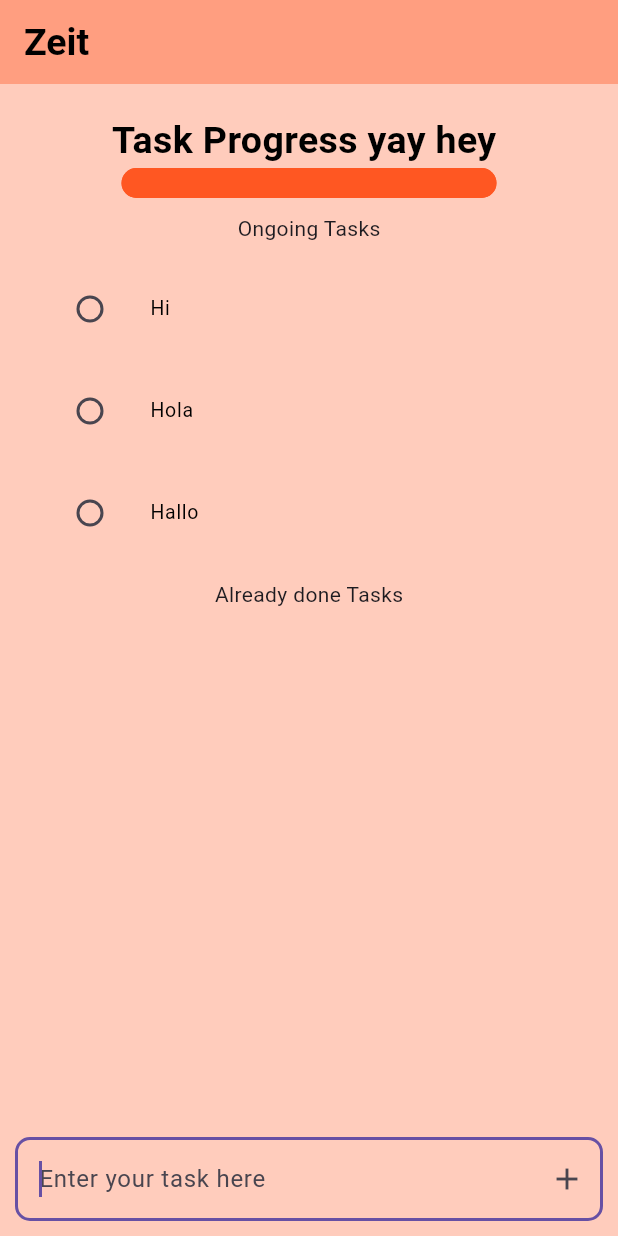
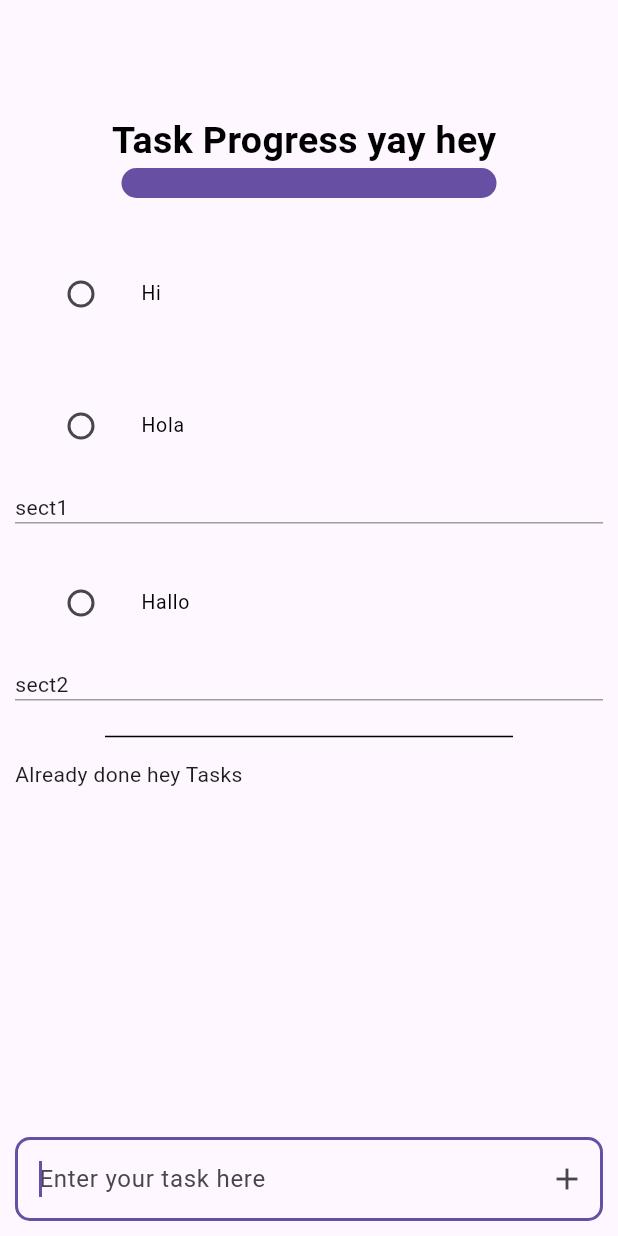
Before and after one commit to AlyMokhtari7/zeit, a Flutter app: the screen it shows after launch, on a phone screen of 412 x 824 dp. Run offline on Flutter 3.47's test engine with Material 3 defaults, Android fonts, the phone set to English and light mode, and no system bars; our stand-ins replace dynamic_color, flutter_riverpod.

Commit message:
finished writing sections, reverted the theme to the basic one which flutter provides

```diff
--- a/lib/main.dart
+++ b/lib/main.dart
@@ -1,4 +1,5 @@
 import 'dart:convert';
+// import 'dart:html';
 import 'dart:ui';
 
 import 'package:flutter_riverpod/flutter_riverpod.dart';
@@ -9,6 +10,9 @@ import 'package:flutter/painting.dart';
 import 'package:flutter/rendering.dart';
 import 'package:flutter/widgets.dart';
 import 'package:zeit/styled_text.dart';
+
+// Material You dynamic color
+import 'package:dynamic_color/dynamic_color.dart';
 
 import 'package:zeit/providers/task_provider.dart';
 
@@ -25,9 +29,11 @@ class MainApp extends ConsumerStatefulWidget {
 
 class _MainAppState extends ConsumerState<MainApp> {
   var taskRepo = [
-    'Hi',
-    'Hola',
-    'Hallo',
+    ['Hi', 'Task'],
+    ['Hola', 'Task'],
+    ['sect1', 'Section'],
+    ['Hallo', 'Task'],
+    ['sect2', 'Section'],
   ];
   var finishedTasksRepo = [];
 
@@ -48,7 +54,7 @@ class _MainAppState extends ConsumerState<MainApp> {
 
   void addNewTask(String label) {
     setState(() {
-      taskRepo.add(label);
+      taskRepo.add([label, "task"]);
       submitController.text = "";
     });
   }
@@ -73,11 +79,12 @@ class _MainAppState extends ConsumerState<MainApp> {
     );
 
     return MaterialApp(
+      theme: ThemeData(useMaterial3: true, primarySwatch: Colors.deepOrange),
       home: Scaffold(
-        backgroundColor: Colors.deepOrange[100],
+        // backgroundColor: Color.fromARGB(255, 34, 40, 49),
         appBar: AppBar(
-            title: const Text("Zeit"),
-            backgroundColor: Colors.deepOrangeAccent[100],
+            // title: const Text("Zeit"),
+            // backgroundColor: Color.fromARGB(255, 34, 40, 49),
             titleTextStyle: const TextStyle(
                 fontSize: 25,
                 color: Colors.black,
@@ -92,36 +99,60 @@ class _MainAppState extends ConsumerState<MainApp> {
               width: 250,
               child: LinearProgressIndicator(
                 value: 50.0,
-                backgroundColor: Colors.deepOrange,
+                // backgroundColor: Color.fromARGB(255, 52, 73, 85),
                 minHeight: 20,
                 borderRadius: BorderRadius.all(Radius.circular(10)),
-                color: Colors.deepOrange,
+                // color: Color.fromARGB(255, 52, 73, 85)
               ),
             ),
             const SizedBox(
               height: 10,
             ),
-            const Text(
-              "Ongoing Tasks",
-              textAlign: TextAlign.start,
-            ),
             ReorderableListView(
+                onReorder: (oldIndex, newIndex) =>
+                    update_myTiles_index(oldIndex, newIndex),
                 shrinkWrap: true,
                 padding: const EdgeInsets.all(10),
-                onReorder: (oldIndex, newIndex) =>
-                    update_myTiles_index(oldIndex, newIndex),
                 children: [
                   for (final tile in taskRepo)
-                    TaskWidgets(key: ValueKey(tile), label: tile)
+                    if (tile[1] == 'Task')
+                      TaskWidgets(
+                        label: tile[0],
+                        key: ValueKey(tile[0]),
+                      )
+                    else
+                      SizedBox(
+                        height: 30,
+                        key: ValueKey(tile[0]),
+                        child: Column(
+                          mainAxisAlignment: MainAxisAlignment.start,
+                          crossAxisAlignment: CrossAxisAlignment.start,
+                          children: [
+                            Text(
+                              tile[0],
+                            ),
+                            const Divider(
+                              color: Colors.grey,
+                              height: 1,
+                            )
+                          ],
+                        ),
+                      ),
                 ]),
-            const Text(
-              "Already done Tasks",
-              textAlign: TextAlign.start,
+            const Divider(
+              height: 10,
+              color: Colors.black,
+              indent: 70,
+              endIndent: 70,
             ),
             ListView(
                 shrinkWrap: true,
                 padding: const EdgeInsets.all(10),
                 children: [
+                  const Text(
+                    "Already done hey Tasks",
+                    textAlign: TextAlign.start,
+                  ),
                   for (final tile in finishedTasksRepo)
                     TaskWidgets(key: ValueKey(tile), label: tile)
                 ]),
@@ -160,7 +191,7 @@ class _TaskWidgetsState extends State<TaskWidgets> {
       margin: const EdgeInsets.all(10),
       child: ListTile(
         leading: Checkbox(
-          activeColor: Colors.deepOrange,
+          // activeColor: Colors.deepOrange,
           shape:
               RoundedRectangleBorder(borderRadius: BorderRadius.circular(10)),
           value: _value,
@@ -171,11 +202,11 @@ class _TaskWidgetsState extends State<TaskWidgets> {
         ),
         title: Text(widget.label),
         dense: true,
-        // tileColor: Colors.deepOrange[200],
+        // tileColor: Colors.deepOrangeAccent[100],
         textColor: Colors.black,
-        // contentPadding: const EdgeInsets.all(10),
-        // shape:
-        // RoundedRectangleBorder(borderRadius: BorderRadius.circular(10.0)),
+        contentPadding: const EdgeInsets.all(10),
+        shape:
+            RoundedRectangleBorder(borderRadius: BorderRadius.circular(10.0)),
       ),
     );
   }
--- a/pubspec.yaml
+++ b/pubspec.yaml
@@ -7,6 +7,7 @@ environment:
   sdk: '>=3.3.4 <4.0.0'
 
 dependencies:
+  dynamic_color: ^1.7.0
   flutter:
     sdk: flutter
   flutter_riverpod: ^2.5.1
```
Also changed, not shown: lib/mainApp.dart (added), pubspec.lock, 5 other files.
